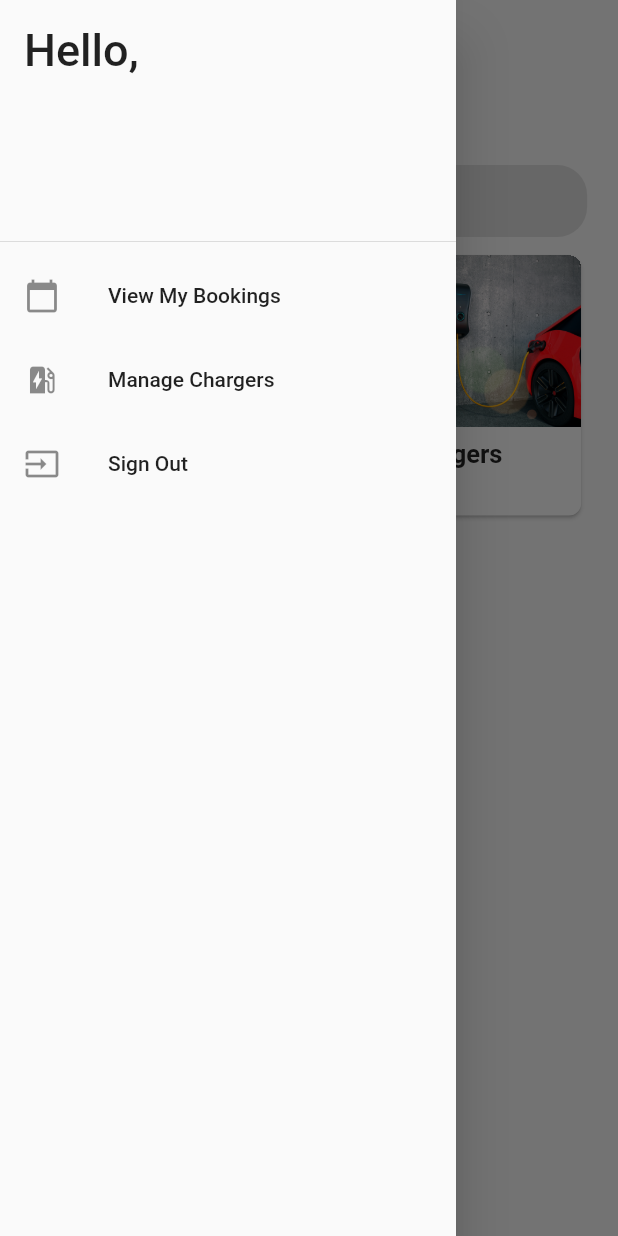
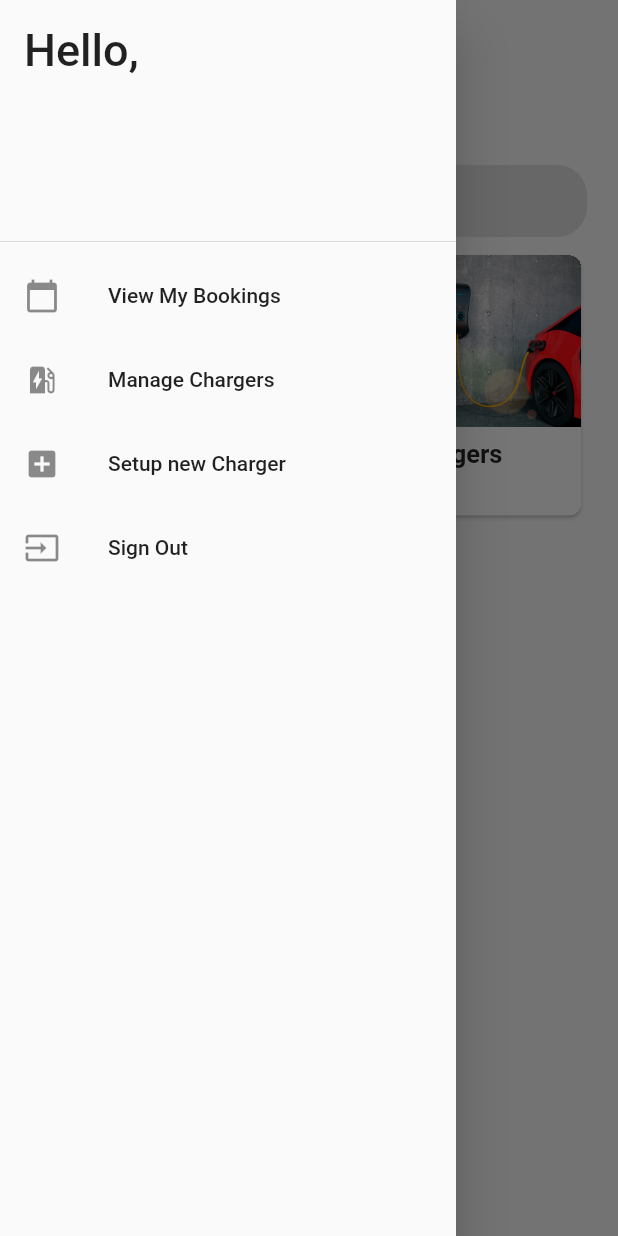
Before and after one commit to xRossKoh/chargEV, a Flutter app: the screen it shows once a user with an empty profile is signed in, with the side drawer open, on a phone screen of 412 x 824 dp. Run offline on Flutter 3.47's test engine with Material 2 defaults, Android fonts, the phone set to English and light mode, and no system bars; our stand-ins replace cloud_firestore, firebase_auth, firebase_core; missing offline and left inert: duration; accounts and stored records are empty.

Commit message:
Add Charger setup to app drawer.
+ Tiny fix to charger setup prevent render overflow bugs when keyboard
  pops up

```diff
--- a/lib/components/app_drawer.dart
+++ b/lib/components/app_drawer.dart
@@ -31,6 +31,12 @@ class AppDrawer extends StatelessWidget {
           },
         ),
         ListTile(
+            leading: Icon(Icons.add_box),
+            title: Text('Setup new Charger'),
+            onTap: () {
+              Navigator.pushNamed(context, '/charger_setup');
+            }),
+        ListTile(
           leading: Icon(Icons.input),
           title: Text('Sign Out'),
           onTap: _auth.signOut,
--- a/lib/screens/charger_setup.dart
+++ b/lib/screens/charger_setup.dart
@@ -40,6 +40,7 @@ class _ChargerSetUpState extends State<ChargerSetUp> {
     Size size = MediaQuery.of(context).size;
 
     return Scaffold(
+      resizeToAvoidBottomInset: false,
       body: SafeArea(
         child: Column(
           children: [
```
